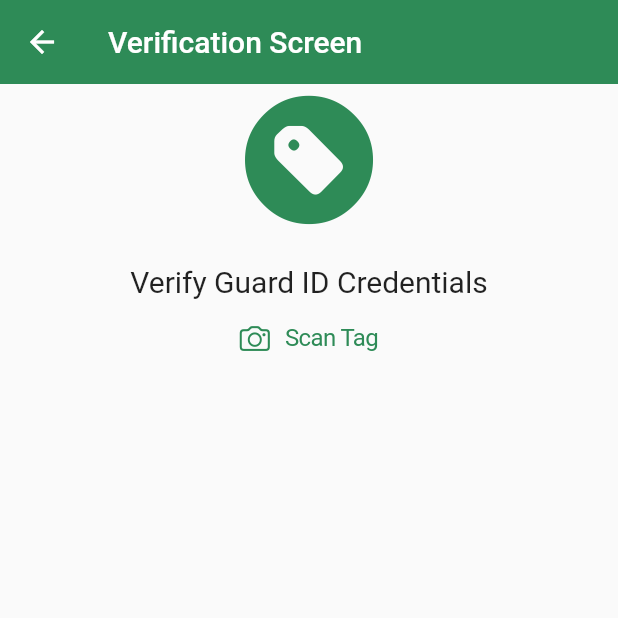
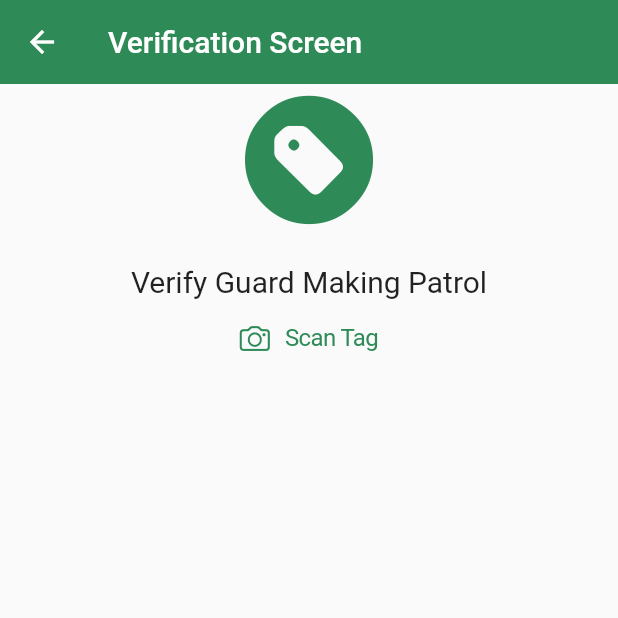
Before and after one commit to vernonthedev/guard-tour-mobileapp, a Flutter app: the verifyGuardTag screen opened directly, on a phone screen of 412 x 824 dp, the top half of it. Run offline on Flutter 3.47's test engine with Material 2 defaults, Android fonts, the phone set to English and light mode, and no system bars; our stand-ins replace hive, hive_flutter, shared_preferences; accounts and stored records are empty; network calls fail.

Commit message:
added prov for managing uid state across screens

```diff
--- a/lib/functions/upload_patrol.dart
+++ b/lib/functions/upload_patrol.dart
@@ -2,8 +2,8 @@ import 'dart:convert';
 import 'package:http/http.dart' as http;
 import 'package:shared_preferences/shared_preferences.dart';
 
-Future<String> postData(
-    String date, String startTime, String endTime, int securityGuardId) async {
+Future<String> postData(String date, String startTime, String endTime,
+    String securityGuardId) async {
   const url = 'https://guardtour.legitsystemsug.com/patrols';
 
   // Retrieve token from SharedPreferences
--- /dev/null
+++ b/lib/functions/user_input_provider.dart
@@ -0,0 +1,12 @@
+import 'package:flutter/material.dart';
+
+class UserInputProvider with ChangeNotifier {
+  String? _userInput;
+
+  String? get userInput => _userInput;
+
+  void setUserInput(String? userInput) {
+    _userInput = userInput;
+    notifyListeners();
+  }
+}
--- a/lib/screens/verify_guard.dart
+++ b/lib/screens/verify_guard.dart
@@ -9,7 +9,10 @@ import 'package:guard_tour/screens/home.dart';
 import 'package:flutter/material.dart';
 import 'package:flutter/cupertino.dart';
 import 'package:guard_tour/screens/patrol.dart';
+import 'package:provider/provider.dart';
+import 'package:shared_preferences/shared_preferences.dart';
 import '../functions/get_security_guard_details.dart';
+import '../functions/user_input_provider.dart';
 import '../models/security_guard_model.dart';
 import '../widgets/input_dialog.dart';
 
@@ -23,8 +26,8 @@ class verifyGuardTag extends StatefulWidget {
 class _verifyGuardTagState extends State<verifyGuardTag> {
   String? userInput;
 
-// Declare guard_details as a single SecurityGuardDetails
-  SecurityGuardDetails? guard_details;
+// Declare guardDetails as a single SecurityGuardDetails
+  SecurityGuardDetails? guardDetails;
 
 // Function to display the scanning input dialog and retrieve its data
   _showInputDialog(BuildContext context) async {
@@ -38,10 +41,19 @@ class _verifyGuardTagState extends State<verifyGuardTag> {
       setState(() {
         // Update the UI with the scanned tag and fetched guard details
         this.userInput = userInput;
-        this.guard_details = fetchedGuardDetails;
+        guardDetails = fetchedGuardDetails;
       });
 
-      if (guard_details != null) {
+      if (guardDetails != null) {
+        // Store the user input to SharedPreferences only if the guard is verified in the system
+        // await _storeUserInput(userInput);
+
+        //pass the user input to provider for statemmgt across the diff screens
+        // Get the provider and set the userInput
+        UserInputProvider userInputProvider =
+            Provider.of<UserInputProvider>(context, listen: false);
+        userInputProvider.setUserInput(userInput);
+
         ScaffoldMessenger.of(context).showSnackBar(
           const SnackBar(
             content: Text('Tag Verified!'),
@@ -121,7 +133,7 @@ class _verifyGuardTagState extends State<verifyGuardTag> {
               ),
               const SizedBox(height: 20),
               const Text(
-                'Verify Guard ID Credentials',
+                'Verify Guard Making Patrol',
                 style: TextStyle(fontSize: 20),
               ),
               const SizedBox(
@@ -158,7 +170,7 @@ class _verifyGuardTagState extends State<verifyGuardTag> {
                           style: TextStyle(fontSize: 18),
                         ),
                         subtitle: Text(
-                          guard_details?.firstName ?? 'verify your name',
+                          '${guardDetails?.firstName ?? 'verify your name'} ${guardDetails?.lastName ?? ''}',
                           style: const TextStyle(fontSize: 24),
                         ),
                       ),
@@ -168,29 +180,29 @@ class _verifyGuardTagState extends State<verifyGuardTag> {
                           style: TextStyle(fontSize: 18),
                         ),
                         subtitle: Text(
-                          guard_details?.dateOfBirth ?? 'verify your DOB',
+                          guardDetails?.dateOfBirth ?? 'verify your DOB',
                           style: const TextStyle(fontSize: 24),
                         ),
                       ),
                       ListTile(
                         title: const Text(
-                          'Company ID:',
+                          'Gender:',
                           style: TextStyle(fontSize: 18),
                         ),
                         subtitle: Text(
-                          guard_details?.companyId.toString() ??
-                              'verify your company id',
+                          guardDetails?.gender.toString() ??
+                              'verify your gender',
                           style: const TextStyle(fontSize: 24),
                         ),
                       ),
                       ListTile(
                         title: const Text(
-                          'Deployed Site ID:',
+                          'Armed Status',
                           style: TextStyle(fontSize: 18),
                         ),
                         subtitle: Text(
-                          guard_details?.deployedSiteId.toString() ??
-                              'No Deployed Site ID',
+                          guardDetails?.armedStatus.toString() ??
+                              'Armed Status',
                           style: const TextStyle(fontSize: 24),
                         ),
                       ),
@@ -200,7 +212,7 @@ class _verifyGuardTagState extends State<verifyGuardTag> {
                           style: TextStyle(fontSize: 18),
                         ),
                         subtitle: Text(
-                          guard_details?.shiftId.toString() ??
+                          guardDetails?.shiftId.toString() ??
                               'verify your shift id',
                           style: const TextStyle(fontSize: 24),
                         ),
@@ -211,7 +223,7 @@ class _verifyGuardTagState extends State<verifyGuardTag> {
                           style: TextStyle(fontSize: 18),
                         ),
                         subtitle: Text(
-                          guard_details?.phoneNumber.toString() ??
+                          guardDetails?.phoneNumber.toString() ??
                               'verify phone Number',
                           style: const TextStyle(fontSize: 24),
                         ),
@@ -222,7 +234,7 @@ class _verifyGuardTagState extends State<verifyGuardTag> {
                           style: TextStyle(fontSize: 18),
                         ),
                         subtitle: Text(
-                          guard_details?.username.toString() ??
+                          guardDetails?.username.toString() ??
                               'verify username',
                           style: const TextStyle(fontSize: 24),
                         ),
@@ -234,7 +246,7 @@ class _verifyGuardTagState extends State<verifyGuardTag> {
                           ScaffoldMessenger.of(context).showSnackBar(
                             SnackBar(
                               content: Text(
-                                  'Your Patrol Session Has Began ${guard_details!.firstName}'),
+                                  'Your Patrol Session Has Began ${guardDetails!.firstName}'),
                               backgroundColor: Colors.green,
                               duration: const Duration(
                                   seconds:
@@ -289,3 +301,9 @@ class _verifyGuardTagState extends State<verifyGuardTag> {
     );
   }
 }
+
+// Function to store user input to SharedPreferences
+Future<void> _storeUserInput(String userInput) async {
+  SharedPreferences prefs = await SharedPreferences.getInstance();
+  await prefs.setString('userInput', userInput);
+}
--- a/pubspec.yaml
+++ b/pubspec.yaml
@@ -41,6 +41,7 @@ dependencies:
   intl: ^0.18.1
   hive:
   hive_flutter:
+  provider: ^6.1.1
 
 
 dev_dependencies:
```
Also changed, not shown: lib/main.dart (+6 -2 lines), lib/screens/patrol.dart (+18 -3 lines), pubspec.lock.
